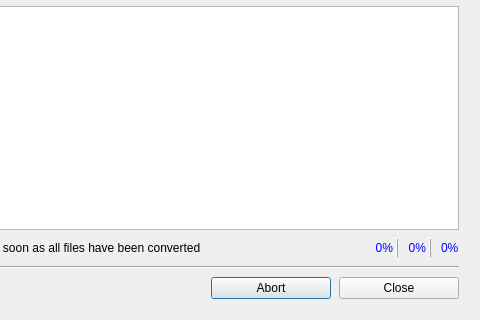
Before: the Qt Designer form gui/ProcessingDialog.ui in lordmulder/LameXP, drawn with Qt 5; both pictures show x 183 to 663 and y 134 to 454 of the 663 by 454 pixel window.
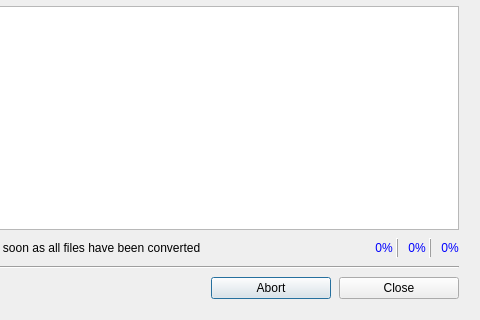
After: the same form once the commit is applied. Icons and pictures are not drawn.

What changed in the file:
```diff
--- a/gui/ProcessingDialog.ui
+++ b/gui/ProcessingDialog.ui
@@ -400,7 +400,7 @@
             <string notr="true">0%</string>
            </property>
            <property name="alignment">
-            <set>Qt::AlignRight|Qt::AlignTrailing|Qt::AlignVCenter</set>
+            <set>Qt::AlignCenter</set>
            </property>
           </widget>
          </item>
@@ -479,7 +479,7 @@
             <string notr="true">0%</string>
            </property>
            <property name="alignment">
-            <set>Qt::AlignRight|Qt::AlignTrailing|Qt::AlignVCenter</set>
+            <set>Qt::AlignCenter</set>
            </property>
           </widget>
          </item>
@@ -557,6 +557,9 @@
            <property name="text">
             <string notr="true">0%</string>
            </property>
+           <property name="alignment">
+            <set>Qt::AlignCenter</set>
+           </property>
           </widget>
          </item>
         </layout>
```
